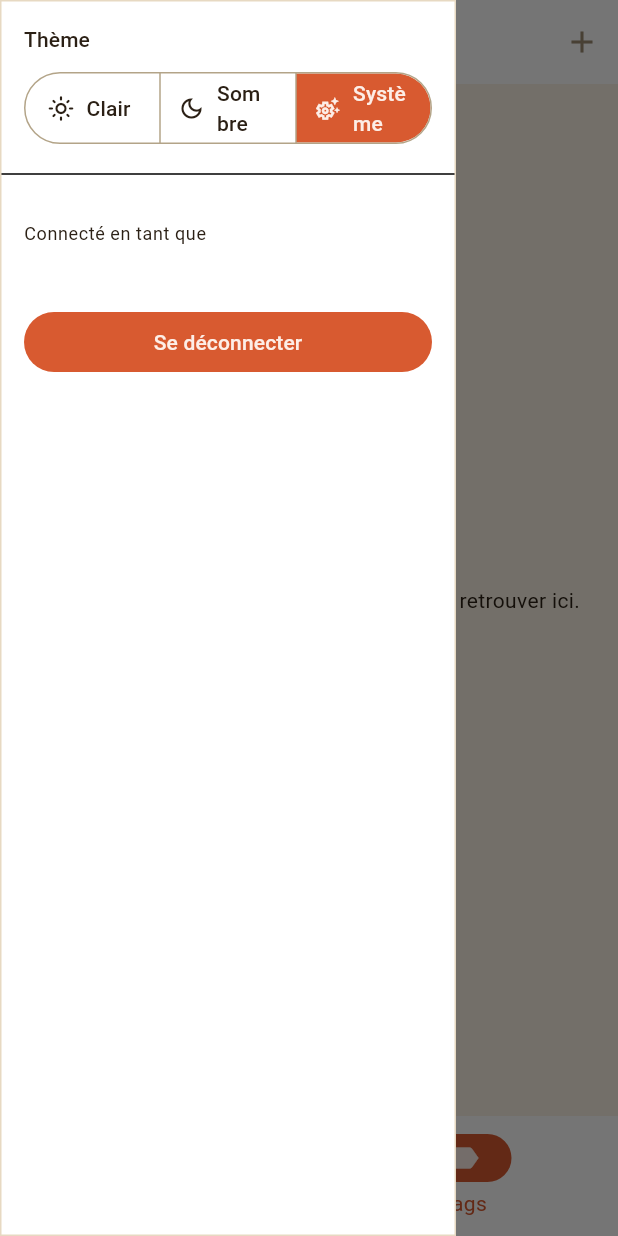
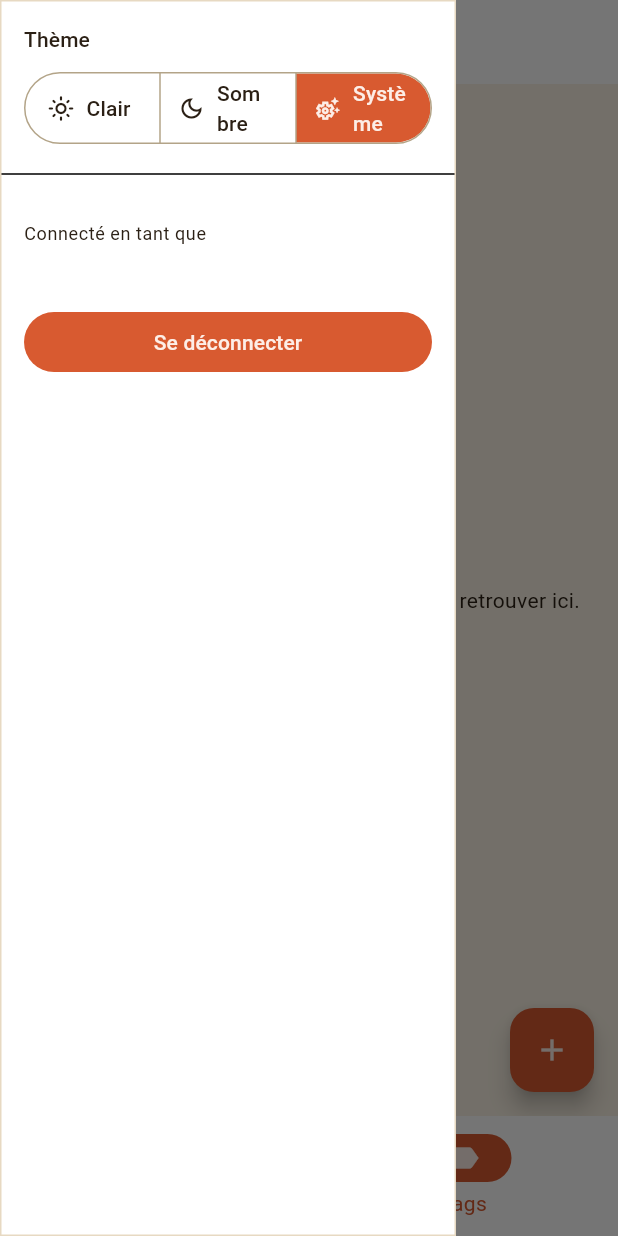
Before and after one commit to joe-pierre/runk, a Flutter app: the TagsScreen screen opened by its route, with the side drawer open, on a phone screen of 412 x 824 dp. Run offline on Flutter 3.47's test engine with Material 3 defaults, Android fonts, the light colour scheme and no system bars; our stand-ins replace cached_network_image, connectivity_plus, flutter_riverpod, flutter_svg, go_router, html_unescape and 4 more; missing offline and left inert: receive_sharing_intent; accounts and stored records are empty; generated files the repository leaves out were written again; statements that could not run were skipped.

Commit message:
fix: FloatingActionButton pour l'ajout de tag dans TagsScreen
Aligne TagsScreen sur HomeScreen (FAB plutôt que bouton d'AppBar),
révision assumée du choix visuel de la Tâche 15, sans changement de
comportement (tooltip et méthode _createTag inchangés).

```diff
--- a/lib/features/tags/presentation/tags_screen.dart
+++ b/lib/features/tags/presentation/tags_screen.dart
@@ -15,8 +15,9 @@ enum _TagAction { rename, delete }
 
 /// Écran de navigation par tag (voir SPEC.md section 11), étendu depuis la
 /// Tâche 15 à la gestion indépendante des tags (voir DECISIONS.md, entrée
-/// « Tâche 15 ») : créer un tag sans bookmark associé (bouton "+" de
-/// l'`AppBar`), le renommer ou le supprimer (menu contextuel par tag).
+/// « Tâche 15 » et sa révision) : créer un tag sans bookmark associé
+/// (`FloatingActionButton` "+", cohérent avec `HomeScreen`), le renommer ou
+/// le supprimer (menu contextuel par tag).
 ///
 /// Liste tous les tags fusionnés ([distinctTagsProvider]) ; un tap sur un
 /// tag active [bookmarkTagFilterProvider] puis retourne sur l'onglet Home,
@@ -40,13 +41,11 @@ class TagsScreen extends ConsumerWidget {
               ref.read(appScaffoldKeyProvider).currentState?.openDrawer(),
         ),
         title: const Text('Tags'),
-        actions: [
-          IconButton(
-            tooltip: 'Ajouter un tag',
-            icon: const Icon(Icons.add),
-            onPressed: () => _createTag(context, ref),
-          ),
-        ],
+      ),
+      floatingActionButton: FloatingActionButton(
+        tooltip: 'Ajouter un tag',
+        onPressed: () => _createTag(context, ref),
+        child: const Icon(Icons.add),
       ),
       body: tagsAsync.when(
         loading: () => const Center(child: CircularProgressIndicator()),
```
Also changed, not shown: 1 other file.
